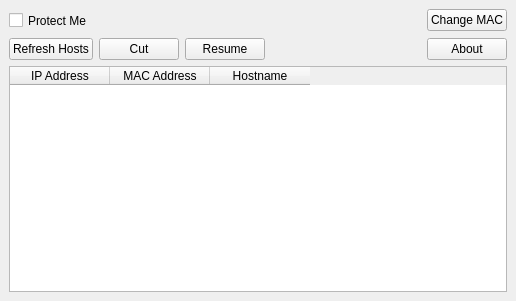
Qt form ui/MainWindow.ui (a-atalla/tuxcut) before a commit.
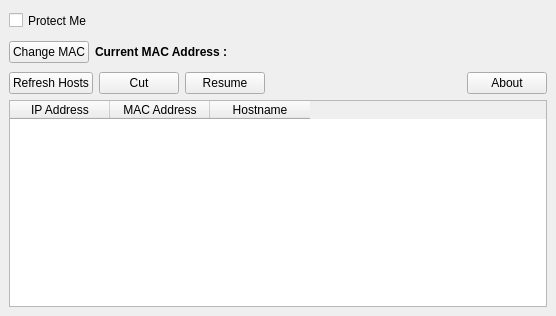
The same form after that commit. Icons and pictures are not drawn.

What changed in the file:
```diff
--- a/ui/MainWindow.ui
+++ b/ui/MainWindow.ui
@@ -6,8 +6,8 @@
    <rect>
     <x>0</x>
     <y>0</y>
-    <width>516</width>
-    <height>301</height>
+    <width>556</width>
+    <height>316</height>
    </rect>
   </property>
   <property name="sizePolicy">
@@ -47,7 +47,7 @@
        </widget>
       </item>
       <item>
-       <spacer name="horizontalSpacer">
+       <spacer name="horizontalSpacer_3">
         <property name="orientation">
          <enum>Qt::Horizontal</enum>
         </property>
@@ -59,22 +59,82 @@
         </property>
        </spacer>
       </item>
+     </layout>
+    </item>
+    <item>
+     <layout class="QHBoxLayout" name="horizontalLayout_2">
       <item>
        <widget class="QPushButton" name="btn_changemac">
         <property name="text">
          <string>Change MAC</string>
         </property>
+        <property name="icon">
+         <iconset resource="../pix.qrc">
+          <normaloff>:/pix/pix/mac.png</normaloff>:/pix/pix/mac.png</iconset>
+        </property>
+        <property name="iconSize">
+         <size>
+          <width>20</width>
+          <height>20</height>
+         </size>
+        </property>
        </widget>
       </item>
+      <item>
+       <widget class="QLabel" name="label">
+        <property name="text">
+         <string>&lt;html&gt;&lt;head/&gt;&lt;body&gt;&lt;p&gt;&lt;span style=&quot; font-weight:600;&quot;&gt;Current MAC Address :&lt;/span&gt;&lt;/p&gt;&lt;/body&gt;&lt;/html&gt;</string>
+        </property>
+        <property name="alignment">
+         <set>Qt::AlignLeading|Qt::AlignLeft|Qt::AlignVCenter</set>
+        </property>
+        <property name="margin">
+         <number>1</number>
+        </property>
+        <property name="indent">
+         <number>-1</number>
+        </property>
+       </widget>
+      </item>
+      <item>
+       <widget class="QLabel" name="lbl_mac">
+        <property name="text">
+         <string>&lt;html&gt;&lt;head/&gt;&lt;body&gt;&lt;p&gt;&lt;br/&gt;&lt;/p&gt;&lt;/body&gt;&lt;/html&gt;</string>
+        </property>
+       </widget>
+      </item>
+      <item>
+       <spacer name="horizontalSpacer">
+        <property name="orientation">
+         <enum>Qt::Horizontal</enum>
+        </property>
+        <property name="sizeHint" stdset="0">
+         <size>
+          <width>40</width>
+          <height>20</height>
+         </size>
+        </property>
+       </spacer>
+      </item>
      </layout>
     </item>
     <item>
-     <layout class="QHBoxLayout" name="horizontalLayout_2">
+     <layout class="QHBoxLayout" name="horizontalLayout_3">
       <item>
        <widget class="QPushButton" name="btn_refresh">
         <property name="text">
          <string>Refresh Hosts</string>
         </property>
+        <property name="icon">
+         <iconset resource="../pix.qrc">
+          <normaloff>:/pix/pix/refresh.png</normaloff>:/pix/pix/refresh.png</iconset>
+        </property>
+        <property name="iconSize">
+         <size>
+          <width>20</width>
+          <height>20</height>
+         </size>
+        </property>
        </widget>
       </item>
       <item>
@@ -85,6 +145,16 @@
         <property name="text">
          <string>Cut</string>
         </property>
+        <property name="icon">
+         <iconset resource="../pix.qrc">
+          <normaloff>:/pix/pix/cut.png</normaloff>:/pix/pix/cut.png</iconset>
+        </property>
+        <property name="iconSize">
+         <size>
+          <width>20</width>
+          <height>20</height>
+         </size>
+        </property>
        </widget>
       </item>
       <item>
@@ -92,10 +162,20 @@
         <property name="text">
          <string>Resume</string>
         </property>
+        <property name="icon">
+         <iconset resource="../pix.qrc">
+          <normaloff>:/pix/pix/resume.png</normaloff>:/pix/pix/resume.png</iconset>
+        </property>
+        <property name="iconSize">
+         <size>
+          <width>20</width>
+          <height>20</height>
+         </size>
+        </property>
        </widget>
       </item>
       <item>
-       <spacer name="horizontalSpacer_2">
+       <spacer name="horizontalSpacer_4">
         <property name="orientation">
          <enum>Qt::Horizontal</enum>
         </property>
@@ -112,6 +192,16 @@
         <property name="text">
          <string>About</string>
         </property>
+        <property name="icon">
+         <iconset resource="../pix.qrc">
+          <normaloff>:/pix/pix/about.png</normaloff>:/pix/pix/about.png</iconset>
+        </property>
+        <property name="iconSize">
+         <size>
+          <width>20</width>
+          <height>20</height>
+         </size>
+        </property>
        </widget>
       </item>
      </layout>
```
Left out of the diff: 80 changed lines with no effect on the pictures.
